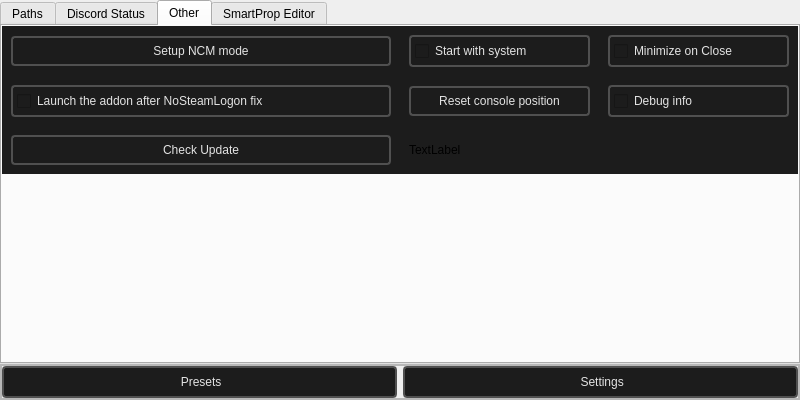
First picture: the form in src/preferences.ui, repository dertwist/Hammer5Tools, before the edit.
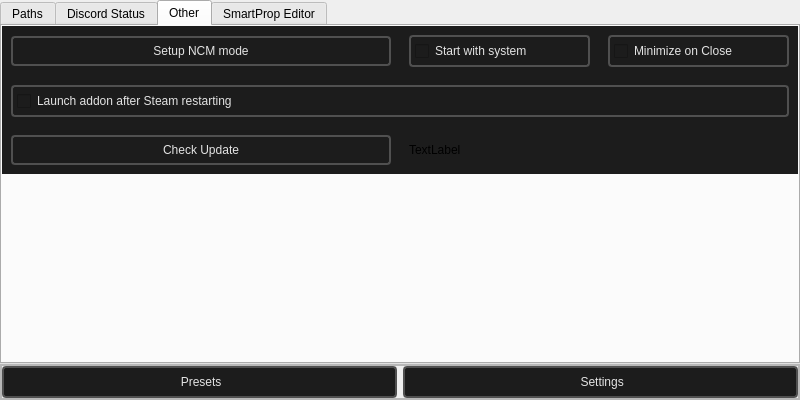
Second picture: the form after the edit. Icons and pictures are not drawn.

Diff of the .ui file:
```diff
--- a/src/preferences.ui
+++ b/src/preferences.ui
@@ -826,112 +826,13 @@
 }</string>
             </property>
             <property name="text">
-             <string>Launch the addon after NoSteamLogon fix</string>
+             <string>Launch addon after Steam restarting</string>
             </property>
             <property name="tristate">
              <bool>false</bool>
             </property>
            </widget>
           </item>
-          <item>
-           <layout class="QHBoxLayout" name="horizontalLayout_12">
-            <item>
-             <widget class="QPushButton" name="reset_console_button">
-              <property name="styleSheet">
-               <string notr="true">    QLabel {
-        font-family: Sergo UI;
-        color: #9D9D9D;
-    }
-
-    /* QPushButton default and hover styles */
-    QPushButton {
-
-        font: 600 10pt &quot;Segoe UI&quot;;
-	
-
-        border: 2px solid black;
-        border-radius: 4px;
-        border-color: rgba(80, 80, 80, 255);
-        height:22px;
-        padding-top: 2px;
-        padding-bottom:2px;
-        padding-left: 4px;
-        padding-right: 4px;
-        color: #E3E3E3;
-        background-color: #1C1C1C;
-    }
-    QPushButton:hover {
-        background-color: #414956;
-        color: white;
-    }
-    QPushButton:pressed {
-        background-color: red;
-        background-color: #1C1C1C;
-        margin: 1 px;
-        margin-left: 2px;
-        margin-right: 2px;
-
-    }</string>
-              </property>
-              <property name="text">
-               <string>Reset console position</string>
-              </property>
-             </widget>
-            </item>
-            <item>
-             <widget class="QCheckBox" name="checkBox_debug_info">
-              <property name="enabled">
-               <bool>true</bool>
-              </property>
-              <property name="minimumSize">
-               <size>
-                <width>96</width>
-                <height>32</height>
-               </size>
-              </property>
-              <property name="layoutDirection">
-               <enum>Qt::LayoutDirection::LeftToRight</enum>
-              </property>
-              <property name="styleSheet">
-               <string notr="true">QCheckBox {
-    font: 580 10pt &quot;Segoe UI&quot;;
-    border: 2px solid black;
-    border-radius: 4px;
-    border-color: rgba(80, 80, 80, 255);
-    height:18px;
-    padding-top: 2px;
-    padding-bottom:2px;
-    color: #E3E3E3;
-    background-color: #1C1C1C;
-    padding-left: 4px;
-}
-
-QCheckBox::indicator:unchecked {
-    image: url(://icons/check_box_outline_blank_16dp_9D9D9D_FILL0_wght400_GRAD0_opsz20.svg);
-}
-
-QCheckBox::indicator:checked {
-    image: url(://icons/select_check_box_16dp_9D9D9D_FILL0_wght400_GRAD0_opsz20.svg);
-}
-
-/* -------------------------- */
-
-
-QCheckBox:hover {
-    background-color: #414956;
-    color: white;
-}</string>
-              </property>
-              <property name="text">
-               <string>Debug info</string>
-              </property>
-              <property name="tristate">
-               <bool>false</bool>
-              </property>
-             </widget>
-            </item>
-           </layout>
-          </item>
          </layout>
         </widget>
        </item>
```
